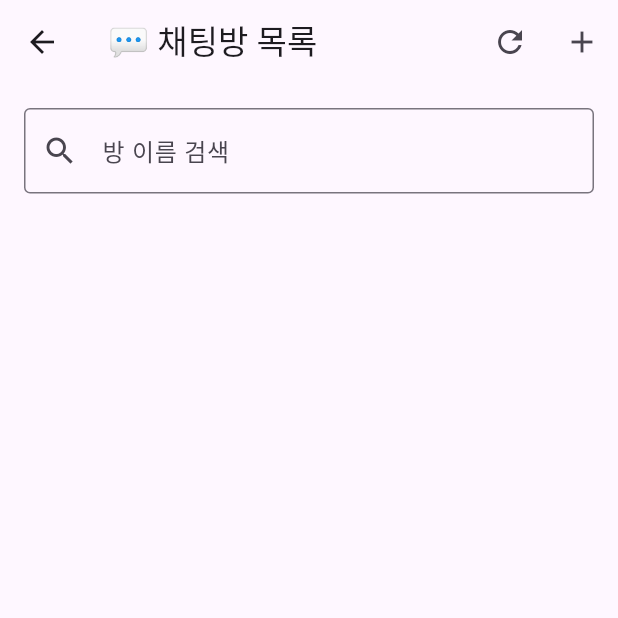
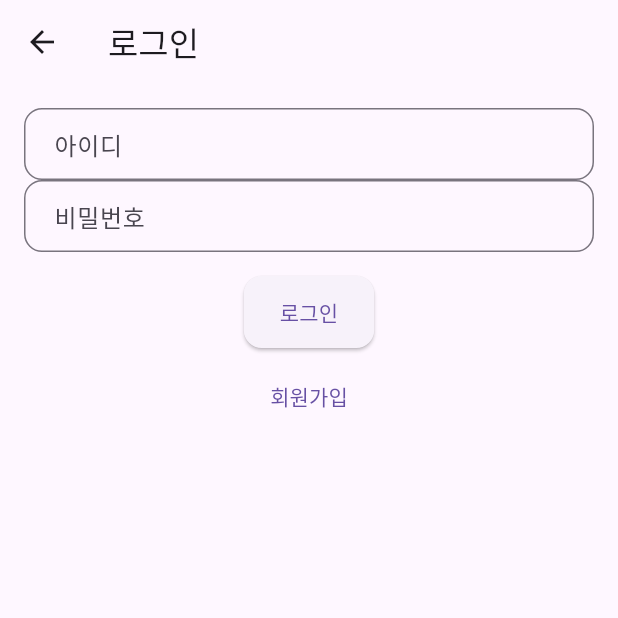
Before and after one commit to Kimjongwon1/ship_info_app-external_browser, a Flutter app: the screen it shows after launch, after a tap on "채팅하기", on a phone screen of 412 x 824 dp, the top half of it. Run offline on Flutter 3.47's test engine with Material 3 defaults, Android fonts, the light colour scheme and no system bars; our stand-ins replace flutter_riverpod, freezed_annotation, shared_preferences; missing offline and left inert: flutter_inappwebview, stomp_dart_client; network calls fail.

Commit message:
수정사항반영

```diff
--- /dev/null
+++ b/devtools_options.yaml
@@ -0,0 +1,3 @@
+description: This file stores settings for Dart & Flutter DevTools.
+documentation: https://docs.flutter.dev/tools/devtools/extensions#configure-extension-enablement-states
+extensions:
--- a/lib/app.dart
+++ b/lib/app.dart
@@ -7,9 +7,12 @@ import 'util/route_path.dart';
 class MyApp extends ConsumerWidget {
   const MyApp({super.key});
 
+  static final GlobalKey<NavigatorState> navigatorKey = GlobalKey<NavigatorState>(); // ✅ 추가
+
   @override
   Widget build(BuildContext context, WidgetRef ref) {
     return MaterialApp(
+      navigatorKey: navigatorKey,
       debugShowCheckedModeBanner: false,
       initialRoute: RoutePath.shipList,
       onGenerateRoute: RoutePath.onGenerateRoute,
--- /dev/null
+++ b/lib/screen/auth/login_page.dart
@@ -0,0 +1,74 @@
+import 'package:flutter/material.dart';
+import 'package:flutter_riverpod/flutter_riverpod.dart';
+import 'package:ship_info_app/screen/chat_room_list_page.dart';
+
+import '../../provider/auth_provider.dart';
+import '../../widget/button.dart';
+import '../../widget/input_field.dart';
+import '../../widget/toast.dart';
+import 'register_page.dart'; // ✅ 회원가입 페이지 import
+
+class LoginPage extends ConsumerWidget {
+  const LoginPage({super.key});
+
+  @override
+  Widget build(BuildContext context, WidgetRef ref) {
+    final usernameController = TextEditingController();
+    final passwordController = TextEditingController();
+
+    return Scaffold(
+      appBar: AppBar(title: const Text('로그인')),
+      body: Padding(
+        padding: const EdgeInsets.all(16),
+        child: Column(
+          children: [
+            InputField(
+              hint: '아이디',
+              controller: usernameController,
+            ),
+            InputField(
+              hint: '비밀번호',
+              controller: passwordController,
+              obscureText: true,
+            ),
+            const SizedBox(height: 16),
+            Button(
+              text: '로그인',
+              onPressed: () async {
+                  print("🔥 로그인 버튼 눌림");
+
+                final result = await ref.read(authProvider.notifier).login(
+                      usernameController.text,
+                      passwordController.text,
+                    );
+                      print("✅ 로그인 result: $result");
+
+                if (result) {
+              Toast.show(context, '로그인 성공');
+                  Navigator.pushReplacement(
+                    context,
+                    MaterialPageRoute(
+                        builder: (_) => const ChatRoomListPage()), // ✅ 여기로 이동
+                  );
+                } else {
+                 Toast.show(context, '로그인 실패');
+
+                }
+              },
+            ),
+            const SizedBox(height: 8),
+            TextButton(
+              onPressed: () {
+                Navigator.push(
+                  context,
+                  MaterialPageRoute(builder: (_) => const RegisterPage()),
+                );
+              },
+              child: const Text('회원가입'),
+            ),
+          ],
+        ),
+      ),
+    );
+  }
+}
--- a/lib/screen/ship_list_page.dart
+++ b/lib/screen/ship_list_page.dart
@@ -1,5 +1,6 @@
 import 'package:flutter/material.dart';
 import 'package:flutter_riverpod/flutter_riverpod.dart';
+import 'package:shared_preferences/shared_preferences.dart';
 
 import '../components/date_selector.dart';
 import '../components/filter_action_buttons.dart';
@@ -109,7 +110,18 @@ class _ShipListPageState extends ConsumerState<ShipListPage> {
             ),
             const SizedBox(height: 16),
             ElevatedButton(
-              onPressed: () => Navigator.pushNamed(context, '/chat-rooms'),
+              onPressed: () async {
+                final prefs = await SharedPreferences.getInstance();
+                final token = prefs.getString('jwt');
+
+                if (token == null) {
+                  // 로그인 페이지로 이동
+                  Navigator.pushNamed(context, '/'); // 또는 LoginPage() 직접
+                } else {
+                  // 채팅방 리스트로 이동
+                  Navigator.pushNamed(context, '/chat-rooms');
+                }
+              },
               child: const Text('채팅하기'),
             ),
           ],
--- a/lib/util/route_path.dart
+++ b/lib/util/route_path.dart
@@ -1,4 +1,5 @@
 import 'package:flutter/material.dart';
+import 'package:ship_info_app/screen/auth/login_page.dart';
 import 'package:ship_info_app/screen/chat_room_create_page.dart';
 import 'package:ship_info_app/screen/chat_room_list_page.dart';
 
@@ -11,6 +12,8 @@ class RoutePath {
 
   static Route<dynamic> onGenerateRoute(RouteSettings settings) {
     switch (settings.name) {
+      case '/':
+        return MaterialPageRoute(builder: (_) => const LoginPage());
       case shipList:
         return MaterialPageRoute(builder: (_) => const ShipListPage());
       case chat:
--- /dev/null
+++ b/lib/widget/button.dart
@@ -0,0 +1,28 @@
+import 'package:flutter/material.dart';
+
+class Button extends StatelessWidget {
+  final String text;
+  final VoidCallback onPressed;
+  final bool isInactive;
+
+  const Button({
+    super.key,
+    required this.text,
+    required this.onPressed,
+    this.isInactive = false,
+  });
+
+  @override
+  Widget build(BuildContext context) {
+    return ElevatedButton(
+      onPressed: isInactive ? null : onPressed,
+      style: ElevatedButton.styleFrom(
+        padding: const EdgeInsets.symmetric(horizontal: 24, vertical: 14),
+        shape: RoundedRectangleBorder(
+          borderRadius: BorderRadius.circular(12),
+        ),
+      ),
+      child: Text(text),
+    );
+  }
+}
--- /dev/null
+++ b/lib/widget/input_field.dart
@@ -0,0 +1,30 @@
+import 'package:flutter/material.dart';
+
+class InputField extends StatelessWidget {
+  final String hint;
+  final TextEditingController controller;
+  final bool obscureText;
+
+  const InputField({
+    super.key,
+    required this.hint,
+    required this.controller,
+    this.obscureText = false,
+  });
+
+  @override
+  Widget build(BuildContext context) {
+    return TextField(
+      controller: controller,
+      obscureText: obscureText,
+      decoration: InputDecoration(
+        hintText: hint,
+        border: OutlineInputBorder(
+          borderRadius: BorderRadius.circular(12),
+        ),
+        contentPadding:
+            const EdgeInsets.symmetric(horizontal: 16, vertical: 12),
+      ),
+    );
+  }
+}
--- a/pubspec.yaml
+++ b/pubspec.yaml
@@ -10,6 +10,7 @@ dependencies:
   flutter:
     sdk: flutter
   fluttertoast: ^8.2.4
+  shared_preferences: ^2.2.2
   http: ^0.13.6
   flutter_riverpod: ^2.4.0
   freezed_annotation: ^2.4.1
```
Also changed, not shown: lib/provider/auth_provider.dart (added, +35 -0 lines), lib/screen/auth/register_page.dart (added, +79 -0 lines), lib/service/chat_api_service.dart (+31 -8 lines), lib/widget/toast.dart (added, +31 -0 lines), pubspec.lock, 1 other file.
